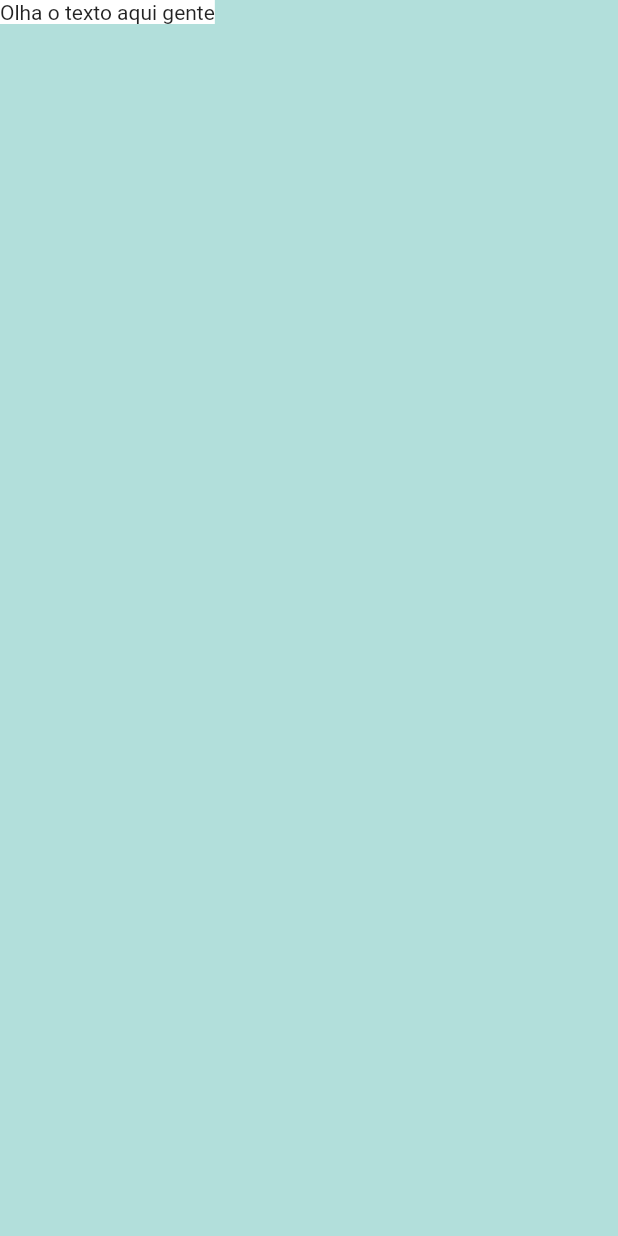
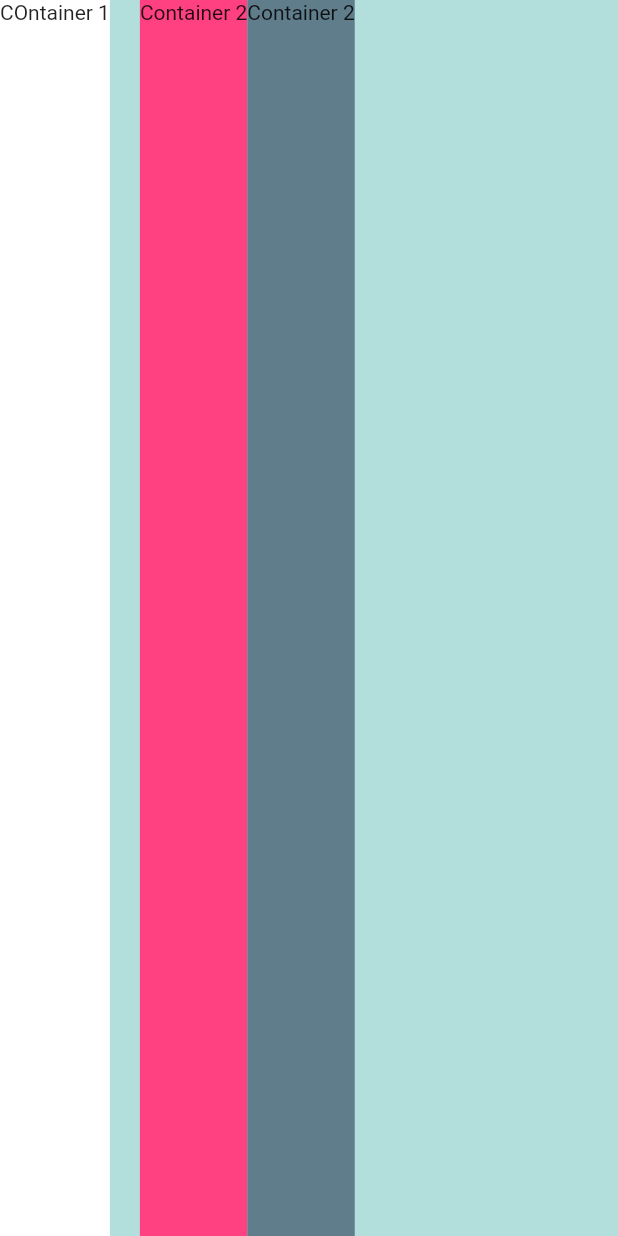
Before and after one commit to baiana/Appbrewery-Flutter-Course-Exercises, a Flutter app: the screen it shows after launch, on a phone screen of 412 x 824 dp. Run offline on Flutter 3.47's test engine with Material 2 defaults, Android fonts, the phone set to English and light mode, and no system bars.

Commit message:
feat: change container to row

```diff
--- a/mi_card_flutter/lib/main.dart
+++ b/mi_card_flutter/lib/main.dart
@@ -11,9 +11,25 @@ class MyApp extends StatelessWidget {
       home: Scaffold(
         backgroundColor: Colors.teal[100],
         body: SafeArea(
-          child: Container(
-            color: Colors.white,
-            child: Text("Olha o texto aqui gente"),
+          child: Row(
+            crossAxisAlignment: CrossAxisAlignment.stretch,
+            children: <Widget>[
+              Container(
+                color: Colors.white,
+                child: Text("COntainer 1"),
+              ),
+              SizedBox(
+                width: 20.0,
+              ),
+              Container(
+                color: Colors.pinkAccent,
+                child: Text("Container 2"),
+              ),
+              Container(
+                color: Colors.blueGrey,
+                child: Text("Container 2"),
+              ),
+            ],
           ),
         ),
       ),
```
